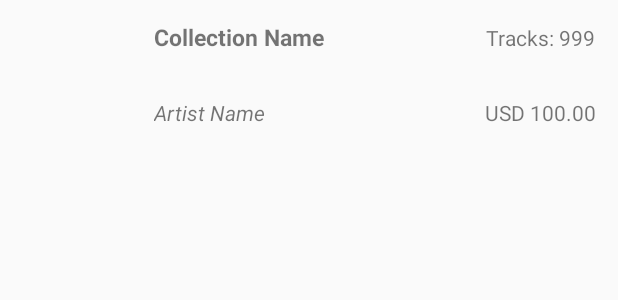
After one commit to Hark24/ODC_Android_parte2, an Android app: the layout album_row.xml on its own in the app's theme, with its tools: preview values and no code run, on a phone screen of 412 x 824 dp. The commit adds this screen. Shown: the top 300 px of the screen. Run offline under Robolectric (Android 15) with nearby library versions, the phone set to English and light mode, and no system bars.

Commit message:
Show Albums ListView

```diff
--- a/app/src/main/AndroidManifest.xml
+++ b/app/src/main/AndroidManifest.xml
@@ -16,7 +16,6 @@
             android:label="@string/app_name" >
             <intent-filter>
                 <action android:name="android.intent.action.MAIN" />
-
                 <category android:name="android.intent.category.LAUNCHER" />
             </intent-filter>
         </activity>
--- /dev/null
+++ b/app/src/main/res/layout/album_row.xml
@@ -0,0 +1,69 @@
+<?xml version="1.0" encoding="utf-8"?>
+<LinearLayout
+    xmlns:android="http://schemas.android.com/apk/res/android"
+    android:orientation="horizontal"
+    android:layout_width="match_parent"
+    android:focusable="true"
+    android:clickable="true"
+    android:background="?android:attr/selectableItemBackground"
+    android:weightSum="1"
+    android:layout_height="100dp">
+
+    <ImageView
+        android:id="@+id/iv_cover"
+        android:layout_width="0dp"
+        android:layout_weight="0.25"
+        android:layout_height="match_parent" />
+
+    <LinearLayout
+        android:layout_width="0dp"
+        android:layout_weight="0.5"
+        android:layout_height="match_parent"
+        android:weightSum="1"
+        android:orientation="vertical">
+        <TextView
+            android:id="@+id/tv_collection"
+            android:layout_width="fill_parent"
+            android:layout_weight="0.5"
+            android:layout_height="0dp"
+            android:lines="1"
+            android:ellipsize="end"
+            android:text="@string/collection_name"
+            android:gravity="center_vertical"
+            android:textStyle="bold"
+            android:textSize="15dp" />
+        <TextView
+            android:id="@+id/tv_artist"
+            android:layout_width="fill_parent"
+            android:layout_weight="0.5"
+            android:layout_height="0dp"
+            android:lines="1"
+            android:ellipsize="end"
+            android:text="@string/artist_name"
+            android:gravity="center_vertical"
+            android:textStyle="italic" />
+    </LinearLayout>
+
+    <LinearLayout
+        android:layout_width="0dp"
+        android:layout_weight="0.25"
+        android:layout_height="match_parent"
+        android:weightSum="1"
+        android:orientation="vertical">
+        <TextView
+            android:id="@+id/tv_track"
+            android:layout_width="match_parent"
+            android:layout_weight="0.5"
+            android:layout_height="0dp"
+            android:text="@string/count_track"
+            android:gravity="center" />
+        <TextView
+            android:id="@+id/tv_price"
+            android:layout_width="match_parent"
+            android:layout_weight="0.5"
+            android:layout_height="0dp"
+            android:text="@string/price"
+            android:gravity="center" />
+    </LinearLayout>
+
+</LinearLayout>
--- a/app/src/main/res/values/strings.xml
+++ b/app/src/main/res/values/strings.xml
@@ -3,4 +3,12 @@
 
     <string name="hello_world">Hello world!</string>
     <string name="action_settings">Settings</string>
+
+    <!-- Default values -->
+    <string name="list_albums">Lista de Albumes</string>
+    <string name="collection_name">Collection Name</string>
+    <string name="artist_name">Artist Name</string>
+    <string name="count_track">Tracks: 999</string>
+    <string name="price">USD 100.00</string>
+
 </resources>
```
Also changed, not shown: app/src/main/java/com/tektonlabs/odc_android/MainActivity.java (+20 -0 lines), app/src/main/java/com/tektonlabs/odc_android/adapters/AlbumAdapter.java (added, +88 -0 lines), app/src/main/java/com/tektonlabs/odc_android/models/Album.java (+17 -1 lines), app/src/main/res/layout/activity_main.xml (+24 -7 lines).
